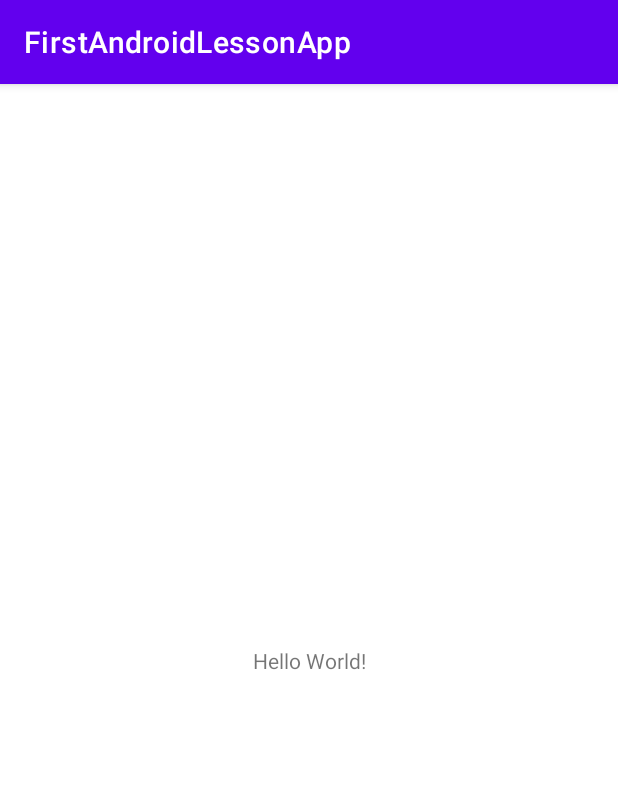
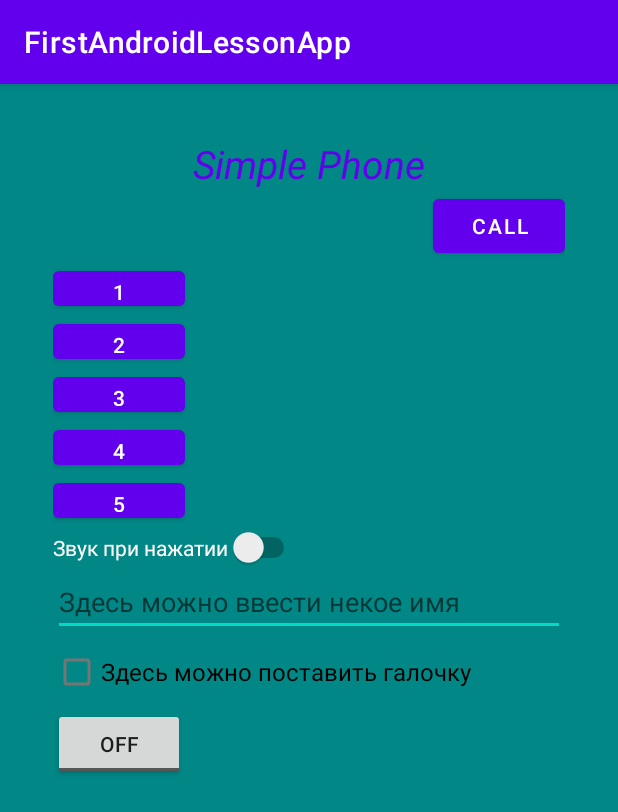
Before and after one commit to inflames1986/FirstAndroidLessonApp, an Android app: the screen it shows after launch (MainActivity), on a phone screen of 412 x 824 dp. Shown: the top 812 px of the screen. Run offline under Robolectric (Android 15) with nearby library versions, the phone set to English and light mode, and no system bars.

Commit message:
1 Lesson, 1 Task added

```diff
--- a/app/src/main/res/layout/activity_main.xml
+++ b/app/src/main/res/layout/activity_main.xml
@@ -1,18 +1,92 @@
 <?xml version="1.0" encoding="utf-8"?>
-<androidx.constraintlayout.widget.ConstraintLayout xmlns:android="http://schemas.android.com/apk/res/android"
+<LinearLayout xmlns:android="http://schemas.android.com/apk/res/android"
     xmlns:app="http://schemas.android.com/apk/res-auto"
     xmlns:tools="http://schemas.android.com/tools"
     android:layout_width="match_parent"
     android:layout_height="match_parent"
+    android:orientation="vertical"
+    android:background="@color/teal_700"
+    android:padding="35dp"
     tools:context=".MainActivity">
 
     <TextView
+        android:id="@+id/phone_text_view"
         android:layout_width="wrap_content"
         android:layout_height="wrap_content"
-        android:text="Hello World!"
-        app:layout_constraintBottom_toBottomOf="parent"
-        app:layout_constraintLeft_toLeftOf="parent"
-        app:layout_constraintRight_toRightOf="parent"
-        app:layout_constraintTop_toTopOf="parent" />
+        android:text="Simple Phone"
+        android:textColor="@color/purple_500"
+        android:textSize="26sp"
+        android:textStyle="italic"
+        android:layout_gravity="center"/>
 
-</androidx.constraintlayout.widget.ConstraintLayout>
+    <Button
+        android:id="@+id/button_call"
+        android:layout_width="wrap_content"
+        android:layout_height="wrap_content"
+        android:layout_gravity="end"
+        android:textColorHighlight="@color/purple_500"
+        android:text="CALL"/>
+
+    <Button
+        android:id="@+id/button_1"
+        android:layout_width="wrap_content"
+        android:layout_height="35dp"
+        android:layout_gravity="start"
+        android:text="1"/>
+
+    <Button
+        android:id="@+id/button_2"
+        android:layout_width="wrap_content"
+        android:layout_height="35dp"
+        android:layout_gravity="start"
+        android:text="2" />
+    <Button
+        android:id="@+id/button_3"
+        android:layout_width="wrap_content"
+        android:layout_height="35dp"
+        android:layout_gravity="start"
+        android:text="3" />
+
+    <Button
+        android:id="@+id/button_4"
+        android:layout_width="wrap_content"
+        android:layout_height="35dp"
+        android:layout_gravity="start"
+        android:text="4" />
+
+    <Button
+        android:id="@+id/button5"
+        android:layout_width="wrap_content"
+        android:layout_height="35dp"
+        android:layout_gravity="start"
+        android:text="5" />
+
+    <Switch
+        android:id="@+id/switch_sound"
+        android:layout_width="wrap_content"
+        android:layout_height="wrap_content"
+        tools:ignore="UseSwitchCompatOrMaterialXml"
+        android:text="Звук при нажатии"
+        android:textColor="@color/white"/>
+
+    <EditText
+        android:id="@+id/edit_name"
+        android:layout_width="match_parent"
+        android:layout_height="wrap_content"
+        android:hint="Здесь можно ввести некое имя"
+        android:textColor="@color/purple_500"/>
+
+    <CheckBox
+        android:id="@+id/chk_box"
+        android:layout_width="wrap_content"
+        android:layout_height="wrap_content"
+        android:text="Здесь можно поставить галочку"
+        android:textSize="16sp"/>
+
+    <ToggleButton
+        android:id="@+id/tgl_btn"
+        android:layout_width="wrap_content"
+        android:layout_height="wrap_content"
+        android:shadowColor="@color/black"/>
+
+</LinearLayout>
```
